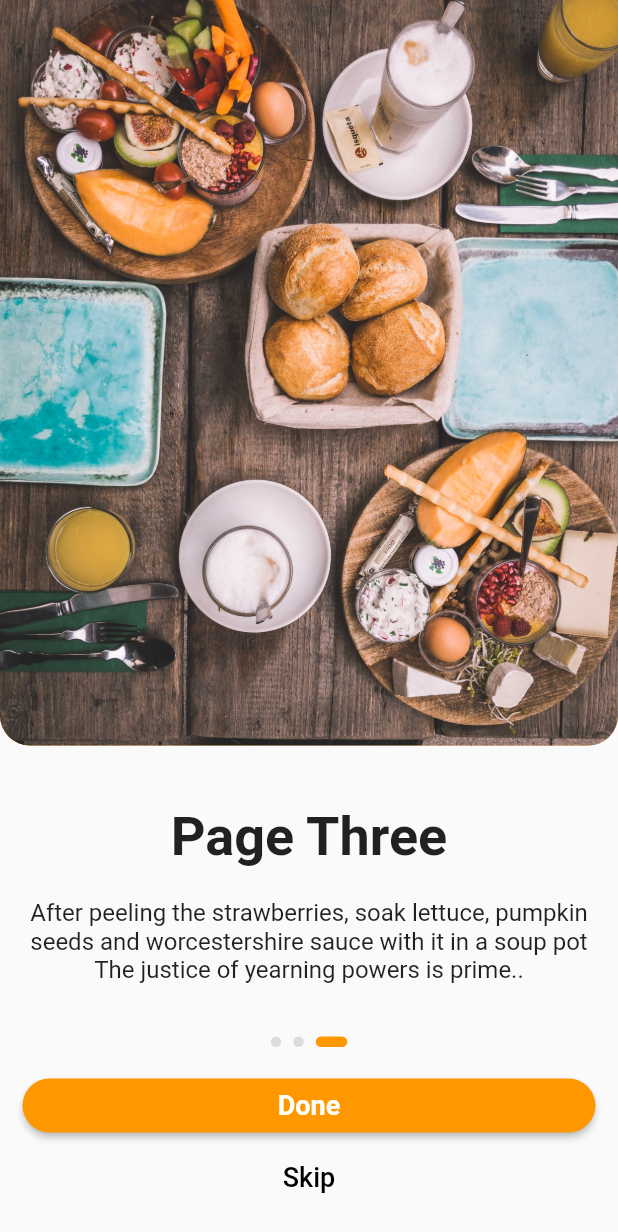
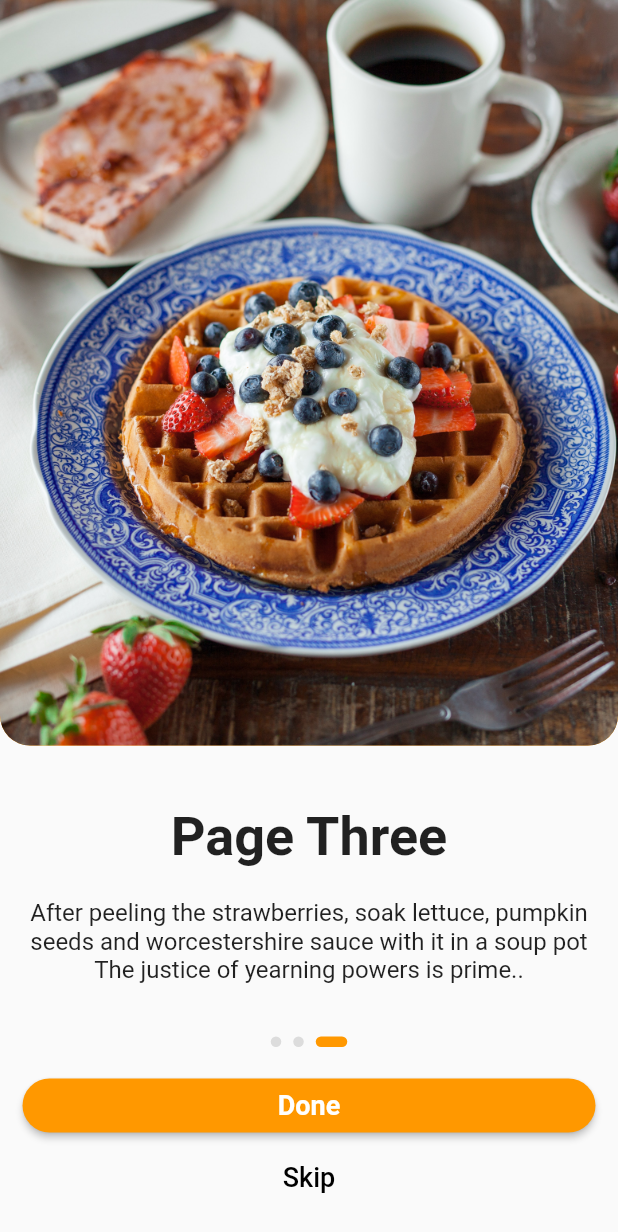
Before and after one commit to kasongo-mavetya-emmanuel/flutter-intro-slider, a Flutter app: the screen it shows after launch, swiped to page 3, on a phone screen of 412 x 824 dp. Shown: the top 1232 px of the screen. Run offline on Flutter 3.47's test engine with Material 2 defaults, Android fonts, the phone set to English and light mode, and no system bars; drawn by our look-alikes of smooth_page_indicator.

Commit message:
img_2.jpg changed to img_3.jpg

```diff
--- a/lib/intro_slider.dart
+++ b/lib/intro_slider.dart
@@ -52,7 +52,7 @@ class _IntroSliderState extends State<IntroSlider> {
                   ),
 
                   BuildIntroPage(
-                    img: 'assets/img_2.jpg',
+                    img: 'assets/img_3.jpg',
                     title: 'Page Three',
                     description: 'After peeling the strawberries, '
                         'soak lettuce, pumpkin seeds and '
```
